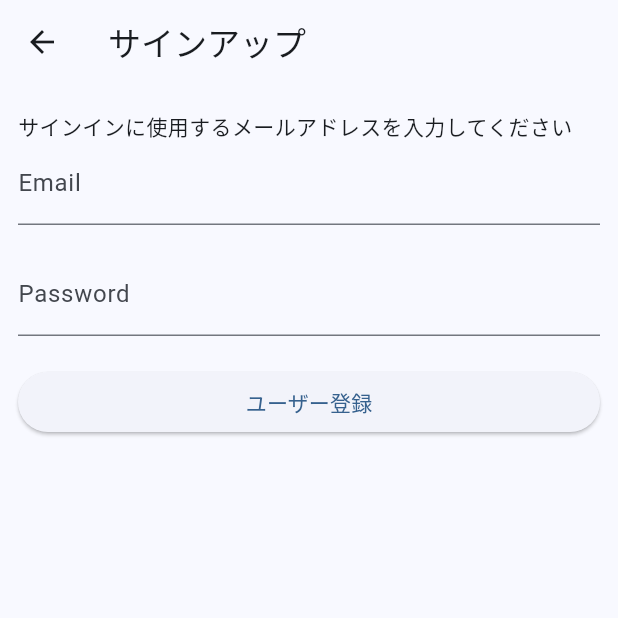
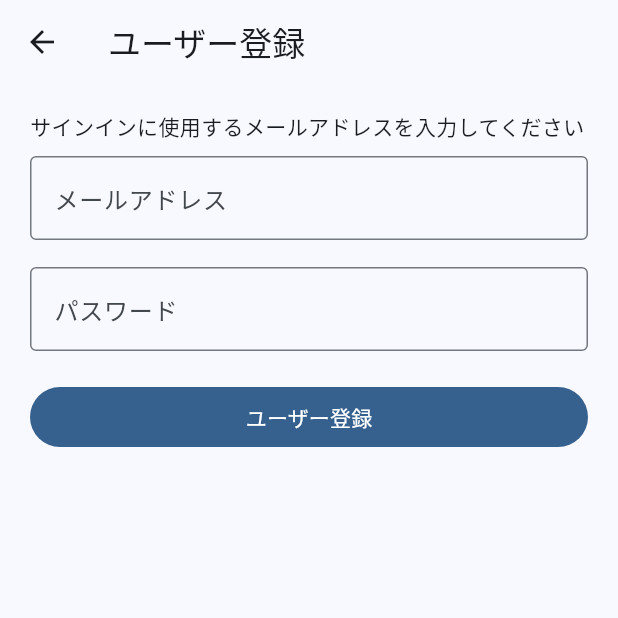
Before and after one commit to teym0/studyplan, a Flutter app: the RegisterPage screen opened by its route, on a phone screen of 412 x 824 dp, the top half of it. Run offline on Flutter 3.47's test engine with Material 2 defaults, Android fonts, the light colour scheme and no system bars; our stand-ins replace cached_network_image, flutter_dotenv, freezed_annotation, hooks_riverpod, image_picker, percent_indicator and 2 more; accounts and stored records are empty.

Commit message:
ユーザー登録画面のUIをログイン画面に合わせる #1

```diff
--- a/lib/ui/register_page.dart
+++ b/lib/ui/register_page.dart
@@ -19,15 +19,21 @@ class _RegisterPageState extends State<RegisterPage> {
   Widget build(BuildContext context) {
     return Scaffold(
       appBar: AppBar(
-        title: const Text("サインアップ"),
+        title: const Text("ユーザー登録"),
       ),
       body: ListView(
-        padding: const EdgeInsets.symmetric(vertical: 18, horizontal: 12),
+        padding: const EdgeInsets.symmetric(vertical: 18, horizontal: 20),
         children: [
           const Text("サインインに使用するメールアドレスを入力してください"),
+          const SizedBox(
+            height: 10,
+          ),
           TextFormField(
             controller: _emailController,
-            decoration: const InputDecoration(labelText: "Email"),
+            decoration: const InputDecoration(
+              labelText: "メールアドレス",
+              border: OutlineInputBorder(),
+            ),
           ),
           const SizedBox(
             height: 18,
@@ -35,12 +41,15 @@ class _RegisterPageState extends State<RegisterPage> {
           TextFormField(
             controller: _passwordController,
             obscureText: true,
-            decoration: const InputDecoration(labelText: "Password"),
+            decoration: const InputDecoration(
+              labelText: "パスワード",
+              border: OutlineInputBorder(),
+            ),
           ),
           const SizedBox(
             height: 20,
           ),
-          ElevatedButton(
+          FilledButton(
               onPressed: () async {
                 final String? loginResult = await _accountViewModel.signUp(
                     _emailController.text, _passwordController.text);
```
